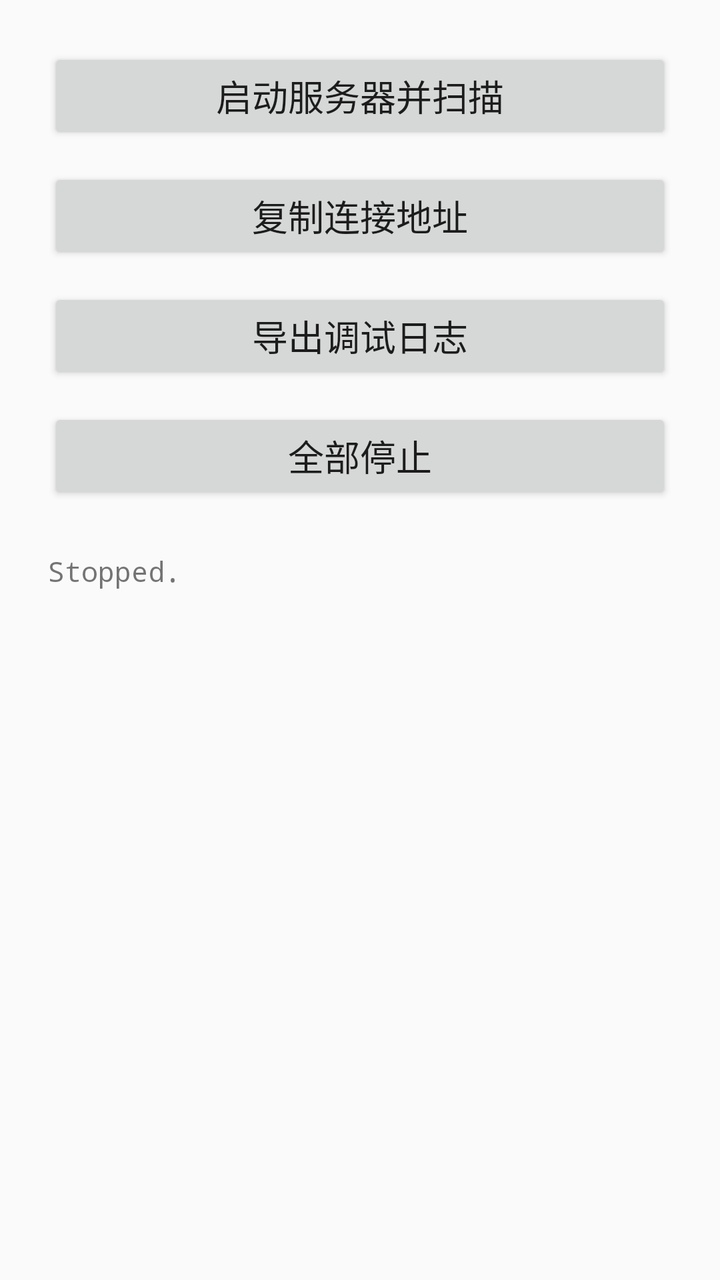
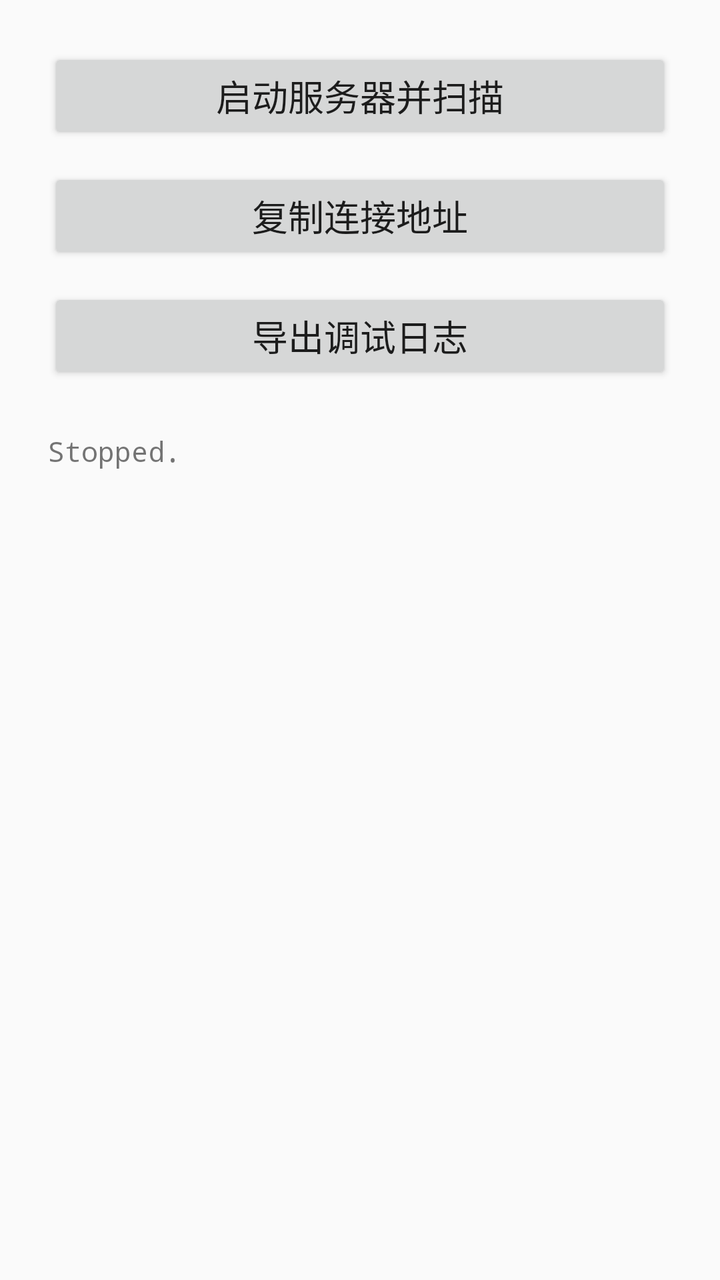

Screens rendered from an Android XML layout before and after an edit, with the pre-edit source and the edit as a unified diff.
<!-- AndroidManifest.xml: application theme Theme.AppCompat.Light -->
<!-- res/layout/activity_main.xml -->
<?xml version="1.0" encoding="utf-8"?>
<LinearLayout xmlns:android="http://schemas.android.com/apk/res/android"
    android:layout_width="match_parent"
    android:layout_height="match_parent"
    android:orientation="vertical"
    android:padding="24dp">

    <Button
        android:id="@+id/btnStart"
        android:layout_width="match_parent"
        android:layout_height="wrap_content"
        android:text="启动服务器并扫描"
        android:textSize="18sp" />

    <Button
        android:id="@+id/btnCopy"
        android:layout_width="match_parent"
        android:layout_height="wrap_content"
        android:text="复制连接地址"
        android:textSize="18sp"
        android:layout_marginTop="12dp" />

    <Button
        android:id="@+id/btnExport"
        android:layout_width="match_parent"
        android:layout_height="wrap_content"
        android:text="导出调试日志"
        android:textSize="18sp"
        android:layout_marginTop="12dp" />

    <Button
        android:id="@+id/btnStop"
        android:layout_width="match_parent"
        android:layout_height="wrap_content"
        android:text="全部停止"
        android:textSize="18sp"
        android:layout_marginTop="12dp" />

    <TextView
        android:id="@+id/tvStatus"
        android:layout_width="match_parent"
        android:layout_height="wrap_content"
        android:layout_marginTop="24dp"
        android:fontFamily="monospace"
        android:textSize="14sp"
        android:text="Stopped." />

</LinearLayout>
<!-- resources referenced by this layout -->
<resources>

</resources>

<!-- the commit's change to res/layout/activity_main.xml (unified diff, before → after) -->
@@ -6,7 +6,7 @@
     android:padding="24dp">
 
     <Button
-        android:id="@+id/btnStart"
+        android:id="@+id/btnToggle"
         android:layout_width="match_parent"
         android:layout_height="wrap_content"
         android:text="启动服务器并扫描"
@@ -28,14 +28,6 @@
         android:textSize="18sp"
         android:layout_marginTop="12dp" />
 
-    <Button
-        android:id="@+id/btnStop"
-        android:layout_width="match_parent"
-        android:layout_height="wrap_content"
-        android:text="全部停止"
-        android:textSize="18sp"
-        android:layout_marginTop="12dp" />
-
     <TextView
         android:id="@+id/tvStatus"
         android:layout_width="match_parent"
